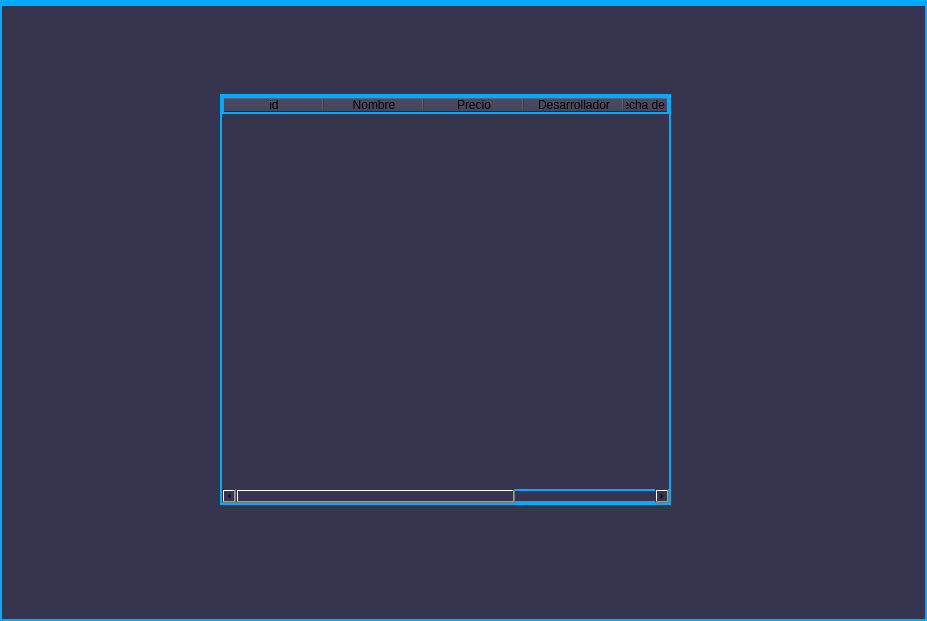
Qt form views/videojuego.ui (joanmera/Gameverse_Interface) before a commit.
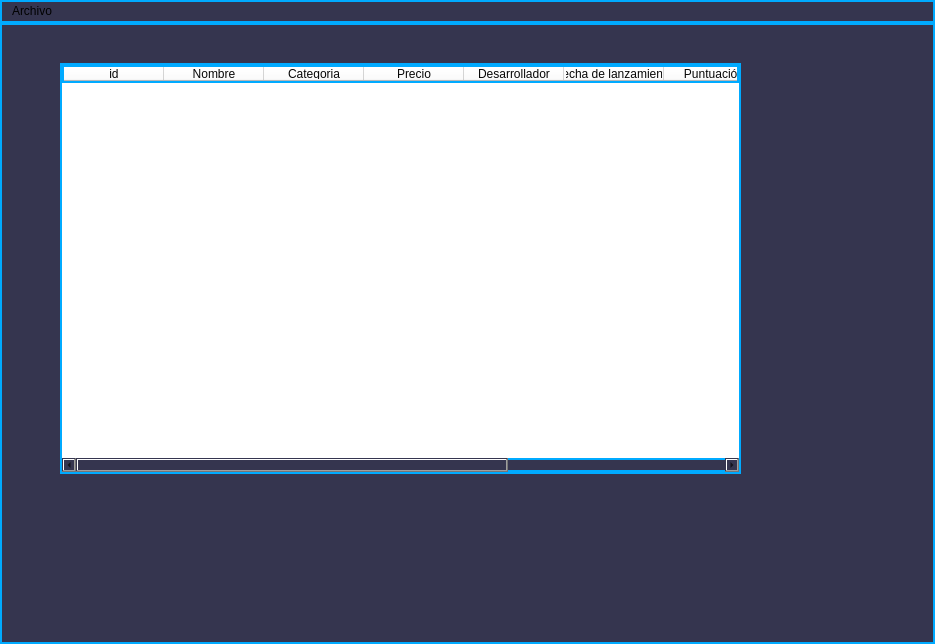
The same form after that commit.

```diff
--- a/views/videojuego.ui
+++ b/views/videojuego.ui
@@ -6,8 +6,8 @@
    <rect>
     <x>0</x>
     <y>0</y>
-    <width>927</width>
-    <height>621</height>
+    <width>935</width>
+    <height>644</height>
    </rect>
   </property>
   <property name="windowTitle">
@@ -21,12 +21,16 @@
    <widget class="QTableWidget" name="tableWidget">
     <property name="geometry">
      <rect>
-      <x>220</x>
-      <y>90</y>
-      <width>451</width>
+      <x>60</x>
+      <y>40</y>
+      <width>681</width>
       <height>411</height>
      </rect>
     </property>
+    <property name="styleSheet">
+     <string notr="true">color: rgb(7, 7, 7);
+background-color: rgb(255, 255, 255);</string>
+    </property>
     <column>
      <property name="text">
       <string>id</string>
@@ -37,6 +41,11 @@
       <string>Nombre</string>
      </property>
     </column>
+    <column>
+     <property name="text">
+      <string>Categoria</string>
+     </property>
+    </column>
     <column>
      <property name="text">
       <string>Precio</string>
@@ -57,6 +66,16 @@
       <string>Puntuación</string>
      </property>
     </column>
+    <column>
+     <property name="text">
+      <string/>
+     </property>
+    </column>
+    <column>
+     <property name="text">
+      <string/>
+     </property>
+    </column>
    </widget>
   </widget>
   <widget class="QMenuBar" name="menubar">
@@ -64,10 +83,17 @@
     <rect>
      <x>0</x>
      <y>0</y>
-     <width>927</width>
+     <width>935</width>
      <height>22</height>
     </rect>
    </property>
+   <widget class="QMenu" name="menuArchivo">
+    <property name="title">
+     <string>Archivo</string>
+    </property>
+    <addaction name="newGameAction"/>
+   </widget>
+   <addaction name="menuArchivo"/>
   </widget>
  </widget>
  <resources/>
```
Left out of the diff: 7 changed lines with no effect on the pictures.
